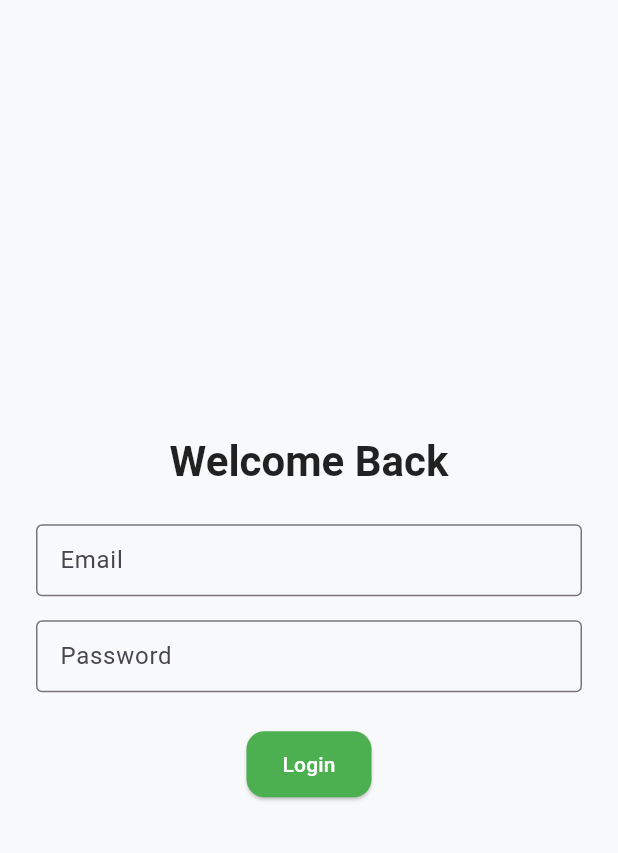
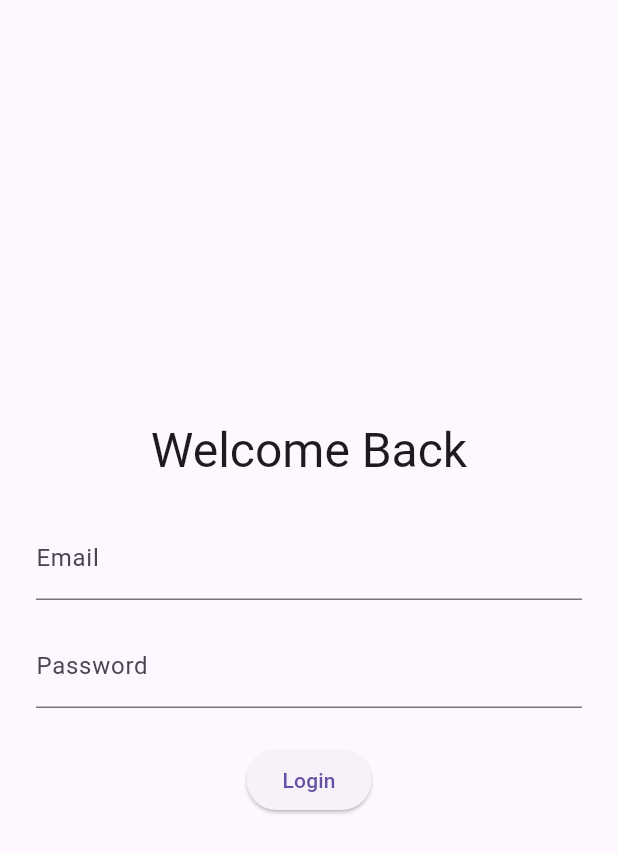
Before and after one commit to abc-medes/ate-flutter, a Flutter app: the screen it shows after launch, on a phone screen of 412 x 824 dp. Shown: the top 853 px of the screen. Run offline on Flutter 3.47's test engine with Material 3 defaults, Android fonts, the phone set to English and light mode, and no system bars; our stand-ins replace flutter_riverpod, go_router.

````diff
--- /dev/null
+++ b/lib/l10n/app_localizations.dart
@@ -0,0 +1,261 @@
+import 'dart:async';
+
+import 'package:flutter/foundation.dart';
+import 'package:flutter/widgets.dart';
+import 'package:flutter_localizations/flutter_localizations.dart';
+import 'package:intl/intl.dart' as intl;
+
+import 'app_localizations_en.dart';
+import 'app_localizations_ko.dart';
+
+// ignore_for_file: type=lint
+
+/// Callers can lookup localized strings with an instance of AppLocalizations
+/// returned by `AppLocalizations.of(context)`.
+///
+/// Applications need to include `AppLocalizations.delegate()` in their app's
+/// `localizationDelegates` list, and the locales they support in the app's
+/// `supportedLocales` list. For example:
+///
+/// ```dart
+/// import 'l10n/app_localizations.dart';
+///
+/// return MaterialApp(
+///   localizationsDelegates: AppLocalizations.localizationsDelegates,
+///   supportedLocales: AppLocalizations.supportedLocales,
+///   home: MyApplicationHome(),
+/// );
+/// ```
+///
+/// ## Update pubspec.yaml
+///
+/// Please make sure to update your pubspec.yaml to include the following
+/// packages:
+///
+/// ```yaml
+/// dependencies:
+///   # Internationalization support.
+///   flutter_localizations:
+///     sdk: flutter
+///   intl: any # Use the pinned version from flutter_localizations
+///
+///   # Rest of dependencies
+/// ```
+///
+/// ## iOS Applications
+///
+/// iOS applications define key application metadata, including supported
+/// locales, in an Info.plist file that is built into the application bundle.
+/// To configure the locales supported by your app, you’ll need to edit this
+/// file.
+///
+/// First, open your project’s ios/Runner.xcworkspace Xcode workspace file.
+/// Then, in the Project Navigator, open the Info.plist file under the Runner
+/// project’s Runner folder.
+///
+/// Next, select the Information Property List item, select Add Item from the
+/// Editor menu, then select Localizations from the pop-up menu.
+///
+/// Select and expand the newly-created Localizations item then, for each
+/// locale your application supports, add a new item and select the locale
+/// you wish to add from the pop-up menu in the Value field. This list should
+/// be consistent with the languages listed in the AppLocalizations.supportedLocales
+/// property.
+abstract class AppLocalizations {
+  AppLocalizations(String locale) : localeName = intl.Intl.canonicalizedLocale(locale.toString());
+
+  final String localeName;
+
+  static AppLocalizations of(BuildContext context) {
+    return Localizations.of<AppLocalizations>(context, AppLocalizations)!;
+  }
+
+  static const LocalizationsDelegate<AppLocalizations> delegate = _AppLocalizationsDelegate();
+
+  /// A list of this localizations delegate along with the default localizations
+  /// delegates.
+  ///
+  /// Returns a list of localizations delegates containing this delegate along with
+  /// GlobalMaterialLocalizations.delegate, GlobalCupertinoLocalizations.delegate,
+  /// and GlobalWidgetsLocalizations.delegate.
+  ///
+  /// Additional delegates can be added by appending to this list in
+  /// MaterialApp. This list does not have to be used at all if a custom list
+  /// of delegates is preferred or required.
+  static const List<LocalizationsDelegate<dynamic>> localizationsDelegates = <LocalizationsDelegate<dynamic>>[
+    delegate,
+    GlobalMaterialLocalizations.delegate,
+    GlobalCupertinoLocalizations.delegate,
+    GlobalWidgetsLocalizations.delegate,
+  ];
+
+  /// A list of this localizations delegate's supported locales.
+  static const List<Locale> supportedLocales = <Locale>[
+    Locale('en'),
+    Locale('ko')
+  ];
+
+  /// The title of the application
+  ///
+  /// In en, this message translates to:
+  /// **'Health & Fitness'**
+  String get appTitle;
+
+  /// Title shown on the login screen
+  ///
+  /// In en, this message translates to:
+  /// **'Welcome Back'**
+  String get welcomeBack;
+
+  /// Subtitle shown on the login screen
+  ///
+  /// In en, this message translates to:
+  /// **'Sign in to continue your health journey'**
+  String get signInToContinue;
+
+  /// Title shown on the signup screen
+  ///
+  /// In en, this message translates to:
+  /// **'Create Account'**
+  String get createAccount;
+
+  /// Subtitle shown on the signup screen
+  ///
+  /// In en, this message translates to:
+  /// **'Start your health journey with us'**
+  String get startJourney;
+
+  /// Label for email input field
+  ///
+  /// In en, this message translates to:
+  /// **'Email'**
+  String get email;
+
+  /// Label for password input field
+  ///
+  /// In en, this message translates to:
+  /// **'Password'**
+  String get password;
+
+  /// Label for confirm password input field
+  ///
+  /// In en, this message translates to:
+  /// **'Confirm Password'**
+  String get confirmPassword;
+
+  /// Label for full name input field
+  ///
+  /// In en, this message translates to:
+  /// **'Full Name'**
+  String get fullName;
+
+  /// Text for forgot password button
+  ///
+  /// In en, this message translates to:
+  /// **'Forgot Password?'**
+  String get forgotPassword;
+
+  /// Text for login button
+  ///
+  /// In en, this message translates to:
+  /// **'Login'**
+  String get login;
+
+  /// Text for social login separator
+  ///
+  /// In en, this message translates to:
+  /// **'Or continue with'**
+  String get orContinueWith;
+
+  /// Text for social signup separator
+  ///
+  /// In en, this message translates to:
+  /// **'Or sign up with'**
+  String get orSignUpWith;
+
+  /// Welcome text on onboarding screen
+  ///
+  /// In en, this message translates to:
+  /// **'Welcome to Health & Fitness'**
+  String get welcomeToApp;
+
+  /// App description on onboarding screen
+  ///
+  /// In en, this message translates to:
+  /// **'Your personal health companion for a better lifestyle'**
+  String get appDescription;
+
+  /// Validation message for empty email
+  ///
+  /// In en, this message translates to:
+  /// **'Please enter your email'**
+  String get pleaseEnterEmail;
+
+  /// Validation message for invalid email
+  ///
+  /// In en, this message translates to:
+  /// **'Please enter a valid email'**
+  String get pleaseEnterValidEmail;
+
+  /// Validation message for empty password
+  ///
+  /// In en, this message translates to:
+  /// **'Please enter your password'**
+  String get pleaseEnterPassword;
+
+  /// Validation message for short password
+  ///
+  /// In en, this message translates to:
+  /// **'Password must be at least 6 characters'**
+  String get passwordMinLength;
+
+  /// Validation message for empty confirm password
+  ///
+  /// In en, this message translates to:
+  /// **'Please confirm your password'**
+  String get pleaseConfirmPassword;
+
+  /// Validation message for non-matching passwords
+  ///
+  /// In en, this message translates to:
+  /// **'Passwords do not match'**
+  String get passwordsDoNotMatch;
+
+  /// Validation message for empty name
+  ///
+  /// In en, this message translates to:
+  /// **'Please enter your name'**
+  String get pleaseEnterName;
+}
+
+class _AppLocalizationsDelegate extends LocalizationsDelegate<AppLocalizations> {
+  const _AppLocalizationsDelegate();
+
+  @override
+  Future<AppLocalizations> load(Locale locale) {
+    return SynchronousFuture<AppLocalizations>(lookupAppLocalizations(locale));
+  }
+
+  @override
+  bool isSupported(Locale locale) => <String>['en', 'ko'].contains(locale.languageCode);
+
+  @override
+  bool shouldReload(_AppLocalizationsDelegate old) => false;
+}
+
+AppLocalizations lookupAppLocalizations(Locale locale) {
+
+
+  // Lookup logic when only language code is specified.
+  switch (locale.languageCode) {
+    case 'en': return AppLocalizationsEn();
+    case 'ko': return AppLocalizationsKo();
+  }
+
+  throw FlutterError(
+    'AppLocalizations.delegate failed to load unsupported locale "$locale". This is likely '
+    'an issue with the localizations generation tool. Please file an issue '
+    'on GitHub with a reproducible sample app and the gen-l10n configuration '
+    'that was used.'
+  );
+}
--- /dev/null
+++ b/lib/l10n/l10n.dart
@@ -0,0 +1,15 @@
+import 'package:flutter/material.dart';
+import 'package:flutter_localizations/flutter_localizations.dart';
+
+class L10n {
+  static const localizationsDelegates = [
+    GlobalMaterialLocalizations.delegate,
+    GlobalWidgetsLocalizations.delegate,
+    GlobalCupertinoLocalizations.delegate,
+  ];
+
+  static const supportedLocales = [
+    Locale('en'), // English
+    Locale('ko'), // Korean
+  ];
+}
--- a/lib/main.dart
+++ b/lib/main.dart
@@ -1,6 +1,8 @@
+import 'package:ate_project/core/routes/router_provider.dart';
 import 'package:flutter/material.dart';
 import 'package:flutter_riverpod/flutter_riverpod.dart';
-import 'core/routes/router_provider.dart';
+import 'package:ate_project/l10n/l10n.dart';
+import 'package:ate_project/core/theme/app_theme.dart';
 
 void main() {
   runApp(const ProviderScope(child: MyApp()));
@@ -11,41 +13,16 @@ class MyApp extends ConsumerWidget {
 
   @override
   Widget build(BuildContext context, WidgetRef ref) {
-    final router = ref.watch(routerProvider);
+    return MaterialApp.router(
+      title: 'Health & Fitness',
+      debugShowCheckedModeBanner: false,
 
-    return MaterialApp.router(
-      debugShowCheckedModeBanner: false,
-      routerConfig: router,
-      theme: ThemeData(
-        brightness: Brightness.light,
-        primaryColor: const Color(0xFF4CAF50),
-        scaffoldBackgroundColor: const Color(0xFFF8F9FA),
-        textTheme: const TextTheme(
-          headlineLarge: TextStyle(
-            fontSize: 28,
-            fontWeight: FontWeight.bold,
-            color: Colors.black87,
-          ),
-          bodyMedium: TextStyle(
-            fontSize: 16,
-            color: Colors.black54,
-          ),
-        ),
-        inputDecorationTheme: const InputDecorationTheme(
-          border: OutlineInputBorder(),
-          contentPadding: EdgeInsets.symmetric(horizontal: 12, vertical: 8),
-        ),
-        elevatedButtonTheme: ElevatedButtonThemeData(
-          style: ElevatedButton.styleFrom(
-            backgroundColor: Color(0xFF4CAF50),
-            foregroundColor: Colors.white,
-            shape: RoundedRectangleBorder(
-              borderRadius: BorderRadius.circular(12),
-            ),
-            padding: const EdgeInsets.symmetric(horizontal: 24, vertical: 12),
-          ),
-        ),
-      ),
+      // Add localization support
+      localizationsDelegates: L10n.localizationsDelegates,
+      supportedLocales: L10n.supportedLocales,
+
+      theme: AppTheme.lightTheme,
+      routerConfig: ref.watch(routerProvider),
     );
   }
 }
````
Also changed, not shown: l10n.yaml (added, +8 -0 lines), lib/l10n/app_en.arb (added, +90 -0 lines), lib/l10n/app_ko.arb (added, +90 -0 lines), lib/l10n/app_localizations_en.dart (added, +76 -0 lines), lib/l10n/app_localizations_ko.dart (added, +76 -0 lines), pubspec.yaml (+5 -3 lines).
